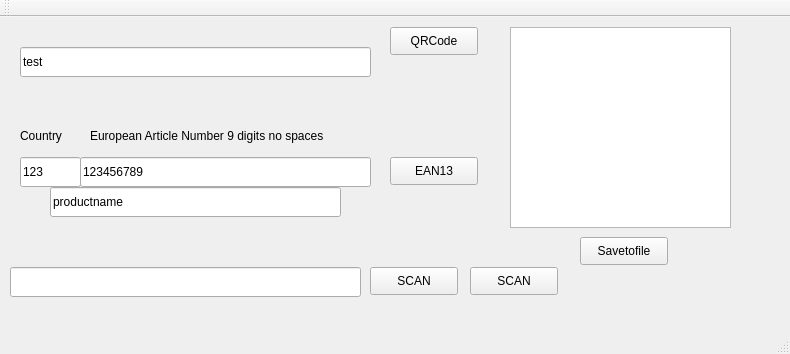
Before: the Qt Designer form mainwindow.ui in netpipe/qtBarcode, drawn with Qt 5.
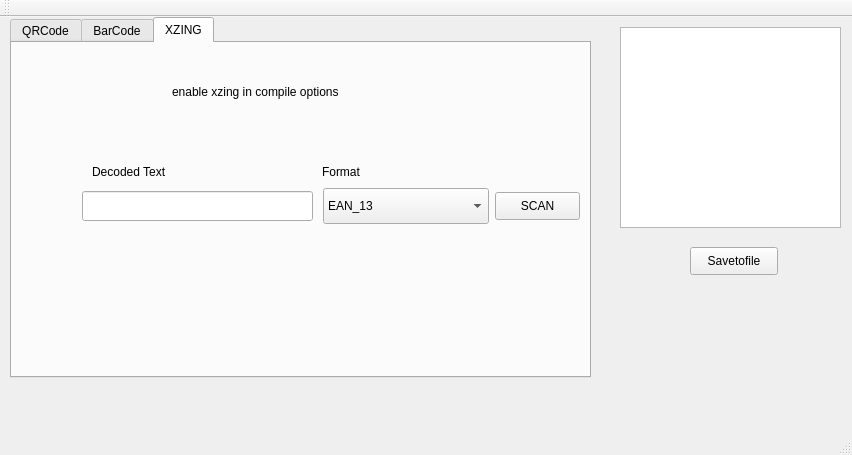
After: the same form once the commit is applied. The open tabs and pages were chosen to show the change.

```diff
--- a/mainwindow.ui
+++ b/mainwindow.ui
@@ -6,8 +6,8 @@
    <rect>
     <x>0</x>
     <y>0</y>
-    <width>790</width>
-    <height>354</height>
+    <width>852</width>
+    <height>455</height>
    </rect>
   </property>
   <property name="windowTitle">
@@ -17,7 +17,7 @@
    <widget class="QGraphicsView" name="graphicsView">
     <property name="geometry">
      <rect>
-      <x>510</x>
+      <x>620</x>
       <y>10</y>
       <width>221</width>
       <height>201</height>
@@ -33,11 +33,40 @@
      <enum>QAbstractScrollArea::AdjustToContents</enum>
     </property>
    </widget>
+   <widget class="QPushButton" name="savetofile">
+    <property name="geometry">
+     <rect>
+      <x>690</x>
+      <y>230</y>
+      <width>88</width>
+      <height>28</height>
+     </rect>
+    </property>
+    <property name="text">
+     <string>Savetofile</string>
+    </property>
+   </widget>
+   <widget class="QTabWidget" name="tabWidget">
+    <property name="geometry">
+     <rect>
+      <x>10</x>
+      <y>0</y>
+      <width>581</width>
+      <height>361</height>
+     </rect>
+    </property>
+    <property name="currentIndex">
+     <number>0</number>
+    </property>
+    <widget class="QWidget" name="tab">
+     <attribute name="title">
+      <string>QRCode</string>
+     </attribute>
    <widget class="QPushButton" name="generate">
     <property name="geometry">
      <rect>
-      <x>390</x>
-      <y>10</y>
+        <x>370</x>
+        <y>30</y>
       <width>88</width>
       <height>28</height>
      </rect>
@@ -49,7 +78,7 @@
    <widget class="QLineEdit" name="inputbox">
     <property name="geometry">
      <rect>
-      <x>20</x>
+        <x>10</x>
       <y>30</y>
       <width>351</width>
       <height>30</height>
@@ -59,25 +88,43 @@
      <string>test</string>
     </property>
    </widget>
-   <widget class="QLineEdit" name="ean13country">
+     <widget class="QLineEdit" name="decode">
     <property name="geometry">
      <rect>
-      <x>20</x>
-      <y>140</y>
-      <width>61</width>
+        <x>10</x>
+        <y>130</y>
+        <width>351</width>
       <height>30</height>
      </rect>
     </property>
     <property name="text">
-     <string>123</string>
-    </property>
-   </widget>
-   <widget class="QLineEdit" name="ean13ean">
+       <string/>
+      </property>
+     </widget>
+     <widget class="QPushButton" name="scan">
     <property name="geometry">
      <rect>
-      <x>80</x>
-      <y>140</y>
-      <width>291</width>
+        <x>370</x>
+        <y>130</y>
+        <width>88</width>
+        <height>28</height>
+       </rect>
+      </property>
+      <property name="text">
+       <string>SCANQR</string>
+      </property>
+     </widget>
+    </widget>
+    <widget class="QWidget" name="tab_2">
+     <attribute name="title">
+      <string>BarCode</string>
+     </attribute>
+     <widget class="QLineEdit" name="eanproductname">
+      <property name="geometry">
+       <rect>
+        <x>0</x>
+        <y>90</y>
+        <width>161</width>
       <height>30</height>
      </rect>
     </property>
@@ -88,8 +135,8 @@
    <widget class="QLabel" name="label">
     <property name="geometry">
      <rect>
-      <x>20</x>
-      <y>110</y>
+        <x>0</x>
+        <y>30</y>
       <width>58</width>
       <height>18</height>
      </rect>
@@ -98,11 +145,24 @@
      <string>Country</string>
     </property>
    </widget>
+     <widget class="QLineEdit" name="ean13country">
+      <property name="geometry">
+       <rect>
+        <x>0</x>
+        <y>60</y>
+        <width>61</width>
+        <height>30</height>
+       </rect>
+      </property>
+      <property name="text">
+       <string>123</string>
+      </property>
+     </widget>
    <widget class="QLabel" name="label_2">
     <property name="geometry">
      <rect>
-      <x>90</x>
-      <y>110</y>
+        <x>70</x>
+        <y>30</y>
       <width>271</width>
       <height>18</height>
      </rect>
@@ -111,83 +171,195 @@
      <string>European Article Number 9 digits no spaces</string>
     </property>
    </widget>
+     <widget class="QLineEdit" name="ean13ean">
+      <property name="geometry">
+       <rect>
+        <x>60</x>
+        <y>60</y>
+        <width>291</width>
+        <height>30</height>
+       </rect>
+      </property>
+      <property name="text">
+       <string>123456789</string>
+      </property>
+     </widget>
    <widget class="QPushButton" name="ean13">
     <property name="geometry">
      <rect>
-      <x>390</x>
-      <y>140</y>
-      <width>88</width>
+        <x>237</x>
+        <y>90</y>
+        <width>111</width>
       <height>28</height>
      </rect>
     </property>
     <property name="text">
-     <string>EAN13</string>
-    </property>
-   </widget>
-   <widget class="QLineEdit" name="eanproductname">
-    <property name="geometry">
-     <rect>
-      <x>50</x>
-      <y>170</y>
-      <width>291</width>
-      <height>30</height>
-     </rect>
-    </property>
-    <property name="text">
-     <string>productname</string>
-    </property>
-   </widget>
-   <widget class="QPushButton" name="scan">
-    <property name="geometry">
-     <rect>
-      <x>370</x>
-      <y>250</y>
-      <width>88</width>
-      <height>28</height>
-     </rect>
-    </property>
-    <property name="text">
-     <string>SCAN</string>
-    </property>
-   </widget>
-   <widget class="QPushButton" name="savetofile">
-    <property name="geometry">
-     <rect>
-      <x>580</x>
-      <y>220</y>
-      <width>88</width>
-      <height>28</height>
-     </rect>
-    </property>
-    <property name="text">
-     <string>Savetofile</string>
-    </property>
-   </widget>
-   <widget class="QLineEdit" name="decode">
-    <property name="geometry">
-     <rect>
-      <x>10</x>
-      <y>250</y>
-      <width>351</width>
-      <height>30</height>
-     </rect>
-    </property>
-    <property name="text">
-     <string/>
-    </property>
-   </widget>
+       <string>Generate EAN13</string>
+      </property>
+     </widget>
+    </widget>
+    <widget class="QWidget" name="tab_3">
+     <attribute name="title">
+      <string>XZING</string>
+     </attribute>
    <widget class="QPushButton" name="scan2">
     <property name="geometry">
      <rect>
-      <x>470</x>
-      <y>250</y>
-      <width>88</width>
+        <x>483</x>
+        <y>149</y>
+        <width>85</width>
       <height>28</height>
      </rect>
     </property>
     <property name="text">
      <string>SCAN</string>
     </property>
+     </widget>
+     <widget class="QComboBox" name="XZINGformat">
+      <property name="geometry">
+       <rect>
+        <x>311</x>
+        <y>145</y>
+        <width>166</width>
+        <height>36</height>
+       </rect>
+      </property>
+      <item>
+       <property name="text">
+        <string>EAN_13</string>
+       </property>
+      </item>
+      <item>
+       <property name="text">
+        <string>AZTEC</string>
+       </property>
+      </item>
+      <item>
+       <property name="text">
+        <string>CODABAR</string>
+       </property>
+      </item>
+      <item>
+       <property name="text">
+        <string>CODE_39</string>
+       </property>
+      </item>
+      <item>
+       <property name="text">
+        <string>CODE_93</string>
+       </property>
+      </item>
+      <item>
+       <property name="text">
+        <string>CODE_128</string>
+       </property>
+      </item>
+      <item>
+       <property name="text">
+        <string>DATA_MATRIX</string>
+       </property>
+      </item>
+      <item>
+       <property name="text">
+        <string>EAN_8</string>
+       </property>
+      </item>
+      <item>
+       <property name="text">
+        <string>ITF</string>
+       </property>
+      </item>
+      <item>
+       <property name="text">
+        <string>MAXICODE</string>
+       </property>
+      </item>
+      <item>
+       <property name="text">
+        <string>PDF_417</string>
+       </property>
+      </item>
+      <item>
+       <property name="text">
+        <string>QR_CODE</string>
+       </property>
+      </item>
+      <item>
+       <property name="text">
+        <string>RSS_14</string>
+       </property>
+      </item>
+      <item>
+       <property name="text">
+        <string>RSS_EXPANDED</string>
+       </property>
+      </item>
+      <item>
+       <property name="text">
+        <string>UPC_A</string>
+       </property>
+      </item>
+      <item>
+       <property name="text">
+        <string>UPC_E</string>
+       </property>
+      </item>
+      <item>
+       <property name="text">
+        <string>UPC_EAN_EXTENSION</string>
+       </property>
+      </item>
+     </widget>
+     <widget class="QLineEdit" name="xzingdecode">
+      <property name="geometry">
+       <rect>
+        <x>70</x>
+        <y>148</y>
+        <width>231</width>
+        <height>30</height>
+       </rect>
+      </property>
+     </widget>
+     <widget class="QLabel" name="label_3">
+      <property name="geometry">
+       <rect>
+        <x>80</x>
+        <y>120</y>
+        <width>141</width>
+        <height>18</height>
+       </rect>
+      </property>
+      <property name="text">
+       <string>Decoded Text</string>
+      </property>
+     </widget>
+     <widget class="QLabel" name="label_4">
+      <property name="geometry">
+       <rect>
+        <x>310</x>
+        <y>120</y>
+        <width>141</width>
+        <height>18</height>
+       </rect>
+      </property>
+      <property name="text">
+       <string>Format</string>
+      </property>
+     </widget>
+     <widget class="QLabel" name="label_5">
+      <property name="geometry">
+       <rect>
+        <x>160</x>
+        <y>40</y>
+        <width>291</width>
+        <height>18</height>
+       </rect>
+      </property>
+      <property name="text">
+       <string>enable xzing in compile options</string>
+      </property>
+     </widget>
+    </widget>
    </widget>
   </widget>
   <widget class="QMenuBar" name="menuBar">
```
Left out of the diff: 4 changed lines with no effect on the pictures. Lines whose indentation alone changed are shown as unchanged.
